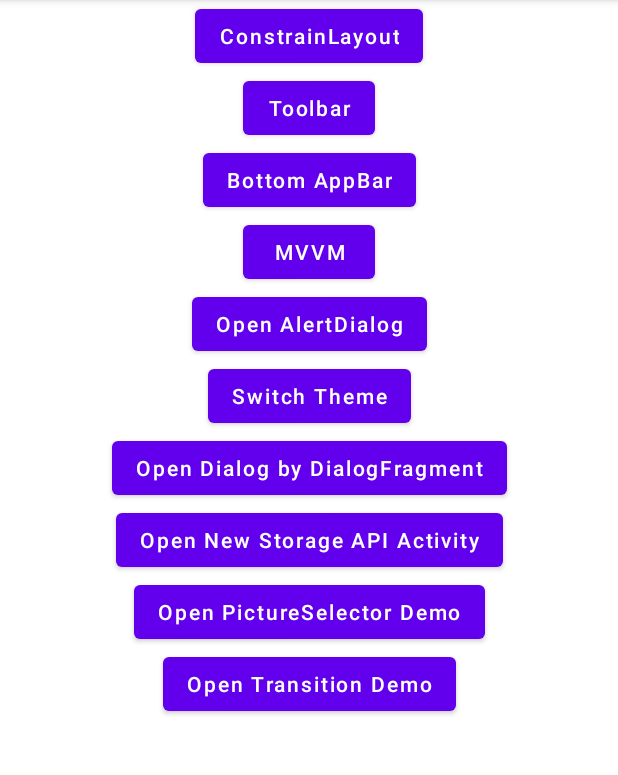
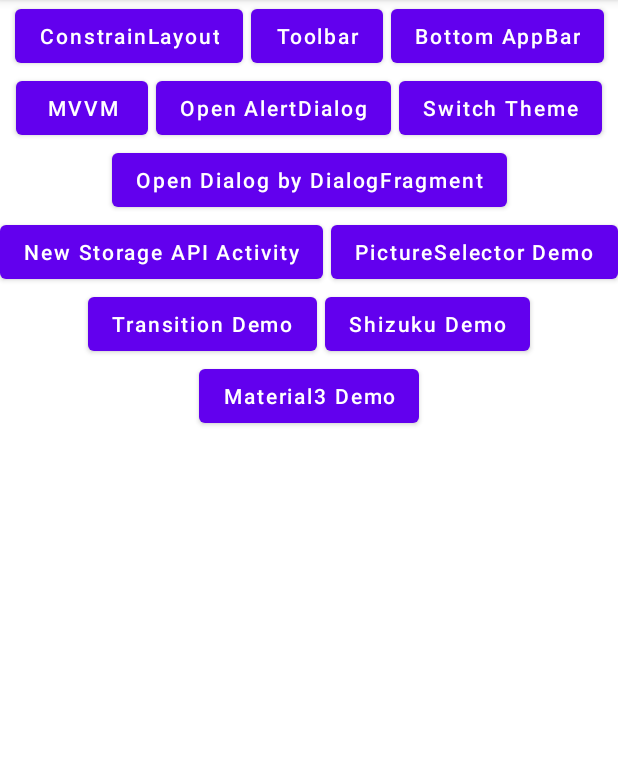
Before and after one commit to hujiejeff/learn-android, an Android app: the fragment MainFragment shown on its own in the app's theme, on a phone screen of 412 x 824 dp, the part 84-859 px from its top. Run offline under Robolectric (Android 15) with nearby library versions, the phone set to English and light mode, and no system bars; Roboto replaces fonts that are not available here.

Commit message:
添加Material3主题切换

```diff
--- a/app/build.gradle
+++ b/app/build.gradle
@@ -39,7 +39,7 @@ dependencies {
 
     implementation 'androidx.core:core-ktx:1.7.0'
     implementation 'androidx.appcompat:appcompat:1.4.1'
-    implementation 'com.google.android.material:material:1.5.0'
+    implementation 'com.google.android.material:material:1.8.0'
     implementation 'androidx.constraintlayout:constraintlayout:2.1.3'
     testImplementation 'junit:junit:4.13.2'
     androidTestImplementation 'androidx.test.ext:junit:1.1.3'
@@ -104,4 +104,7 @@ dependencies {
 
     implementation 'io.github.inflationx:calligraphy3:3.1.1'
     implementation 'io.github.inflationx:viewpump:2.0.3'
+
+    //utils
+    implementation 'com.blankj:utilcodex:1.31.1'
 }
--- a/app/src/main/AndroidManifest.xml
+++ b/app/src/main/AndroidManifest.xml
@@ -58,7 +58,7 @@
         <activity
             android:immersive="true"
             android:configChanges="uiMode|screenSize|orientation"
-            android:name=".MainActivity"
+            android:name=".main.MainActivity"
             android:exported="true">
             <intent-filter>
                 <action android:name="android.intent.action.MAIN" />
@@ -72,6 +72,7 @@
         <activity android:name=".saf.NewStorageTestActivity" />
         <activity android:name=".picture_selector.PictureSelectorDemoActivity" />
         <activity android:name=".transition.TransitionDemoActivity" />
+        <activity android:name=".material3.Material3DemoActivity" android:theme="@style/My_Material3"/>
     </application>
 
     <queries package="${applicationId}">
--- a/app/src/main/java/com/hujiejeff/learn_android/base/BaseActivity.kt
+++ b/app/src/main/java/com/hujiejeff/learn_android/base/BaseActivity.kt
@@ -8,6 +8,7 @@ import androidx.lifecycle.lifecycleScope
 import androidx.lifecycle.repeatOnLifecycle
 import androidx.viewbinding.ViewBinding
 import androidx.window.layout.WindowInfoTracker
+import com.hujiejeff.learn_android.R
 import com.hujiejeff.learn_android.util.setActivityContentView
 import kotlinx.coroutines.Dispatchers
 import kotlinx.coroutines.launch
@@ -16,6 +17,9 @@ abstract class BaseActivity<V: ViewBinding>: AppCompatActivity() {
     protected lateinit var mBinding: V
     override fun onCreate(savedInstanceState: Bundle?) {
         super.onCreate(savedInstanceState)
+        if (CommonApplication.get().isMaterial3Theme()) {
+            setTheme(R.style.My_Material3)
+        }
         mBinding = setActivityContentView<V>(layoutInflater) as V
         mBinding.initView()
     }
--- a/app/src/main/java/com/hujiejeff/learn_android/main/MainFragment.kt
+++ b/app/src/main/java/com/hujiejeff/learn_android/main/MainFragment.kt
@@ -13,6 +13,7 @@ import com.hujiejeff.learn_android.jetpack.vm.LoginActivity
 import com.hujiejeff.learn_android.jetpack.vm.LoginViewModel
 import com.hujiejeff.learn_android.materia_design.constraintlayout.ConstrainLayoutHomeDemoActivity
 import com.hujiejeff.learn_android.materia_design.toolbar.ToolbarDemoFragment
+import com.hujiejeff.learn_android.material3.Material3DemoActivity
 import com.hujiejeff.learn_android.picture_selector.PictureSelectorDemoActivity
 import com.hujiejeff.learn_android.saf.NewStorageTestActivity
 import com.hujiejeff.learn_android.transition.TransitionDemoActivity
@@ -59,5 +60,6 @@ class MainFragment : BaseFragment<FragmentMainBinding>() {
         btnOpenNewStorageApiActivity.clickJump<NewStorageTestActivity>()
         btnOpenPictureSelectorDemo.clickJump<PictureSelectorDemoActivity>()
         btnOpenTransitionDemo.clickJump<TransitionDemoActivity>()
+        btnOpenMaterial3Demo.clickJump<Material3DemoActivity>()
     }
 }
--- a/app/src/main/res/layout/fragment_main.xml
+++ b/app/src/main/res/layout/fragment_main.xml
@@ -53,33 +53,46 @@
         android:layout_height="wrap_content"/>
     <com.google.android.material.button.MaterialButton
         android:textAllCaps="false"
-        android:text="Open New Storage API Activity"
+        android:text="New Storage API Activity"
         android:id="@+id/btn_open_new_storage_api_activity"
         android:layout_width="wrap_content"
         android:layout_height="wrap_content"/>
 
     <com.google.android.material.button.MaterialButton
         android:textAllCaps="false"
-        android:text="Open PictureSelector Demo"
+        android:text="PictureSelector Demo"
         android:id="@+id/btn_open_picture_selector_demo"
         android:layout_width="wrap_content"
         android:layout_height="wrap_content"/>
 
     <com.google.android.material.button.MaterialButton
         android:textAllCaps="false"
-        android:text="Open Transition Demo"
+        android:text="Transition Demo"
         android:id="@+id/btn_open_transition_demo"
+        android:layout_width="wrap_content"
+        android:layout_height="wrap_content"/>
+    <com.google.android.material.button.MaterialButton
+        android:textAllCaps="false"
+        android:text="Shizuku Demo"
+        android:id="@+id/btn_open_shizuku_demo"
+        android:layout_width="wrap_content"
+        android:layout_height="wrap_content"/>
+    <com.google.android.material.button.MaterialButton
+        android:textAllCaps="false"
+        android:text="Material3 Demo"
+        android:id="@+id/btn_open_material3_demo"
         android:layout_width="wrap_content"
         android:layout_height="wrap_content"/>
 
     <androidx.constraintlayout.helper.widget.Flow
-        android:orientation="vertical"
+        android:orientation="horizontal"
         android:layout_width="match_parent"
         android:layout_height="wrap_content"
-        app:constraint_referenced_ids="btn_constrain_layout_demo,btn_toolbar_demo,btn_bottom_appbar_demo,btn_mvvm_demo,btn_open_alert_dialog,btn_switch_theme,btn_open_dialog_fragment,btn_open_new_storage_api_activity,btn_open_picture_selector_demo,btn_open_transition_demo"
-        app:flow_horizontalStyle="spread_inside"
+        app:constraint_referenced_ids="btn_constrain_layout_demo,btn_toolbar_demo,btn_bottom_appbar_demo,btn_mvvm_demo,btn_open_alert_dialog,btn_switch_theme,btn_open_dialog_fragment,btn_open_new_storage_api_activity,btn_open_picture_selector_demo,btn_open_transition_demo,btn_open_shizuku_demo,btn_open_material3_demo"
+        app:flow_horizontalStyle="packed"
         app:flow_verticalAlign="bottom"
-        app:flow_wrapMode="aligned"
+        app:flow_horizontalGap="5dp"
+        app:flow_wrapMode="chain"
         app:layout_constraintStart_toStartOf="parent"
         app:layout_constraintTop_toTopOf="parent" />
 </androidx.constraintlayout.widget.ConstraintLayout>
--- a/app/src/main/res/values/themes.xml
+++ b/app/src/main/res/values/themes.xml
@@ -13,6 +13,9 @@
         <item name="android:statusBarColor" tools:targetApi="l">?attr/colorPrimaryVariant</item>
         <!-- Customize your theme here. -->
     </style>
+    <style name="My_Material3" parent="Theme.Material3.Light">
+        <item name="colorPrimary">@color/material_dynamic_primary60</item>
+    </style>
 
     <style name="custom_dialog" parent="android:Theme.Dialog">
         <item name="android:windowBackground">@android:color/transparent</item>
```
Also changed, not shown: app/src/main/java/com/hujiejeff/learn_android/base/CommonApplication.kt (+14 -4 lines), app/src/main/java/com/hujiejeff/learn_android/main/MainActivity.kt (renamed from app/src/main/java/com/hujiejeff/learn_android/MainActivity.kt, +5 -7 lines), app/src/main/java/com/hujiejeff/learn_android/material3/Material3DemoActivity.kt (added, +20 -0 lines), app/src/main/java/com/hujiejeff/learn_android/shizuku/ShizukuDemoActivity.kt (added, +25 -0 lines), app/src/main/res/layout/activity_material3_demo.xml (added, +49 -0 lines), app/src/main/res/layout/activity_shizuku_demo.xml (added, +22 -0 lines).
